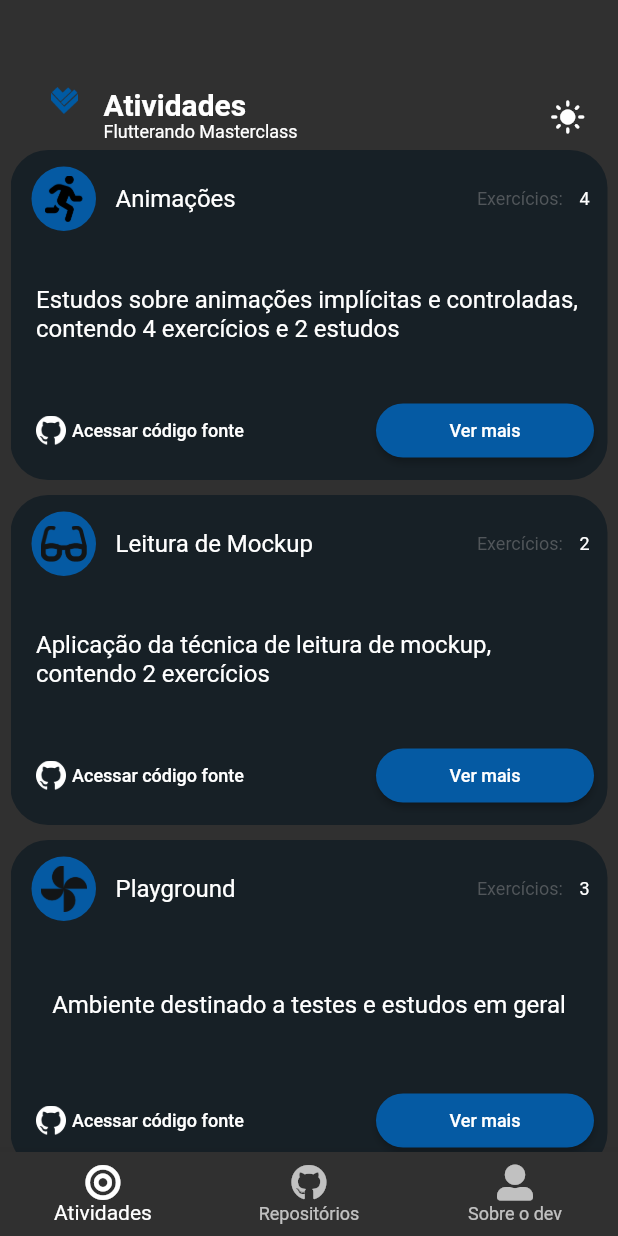
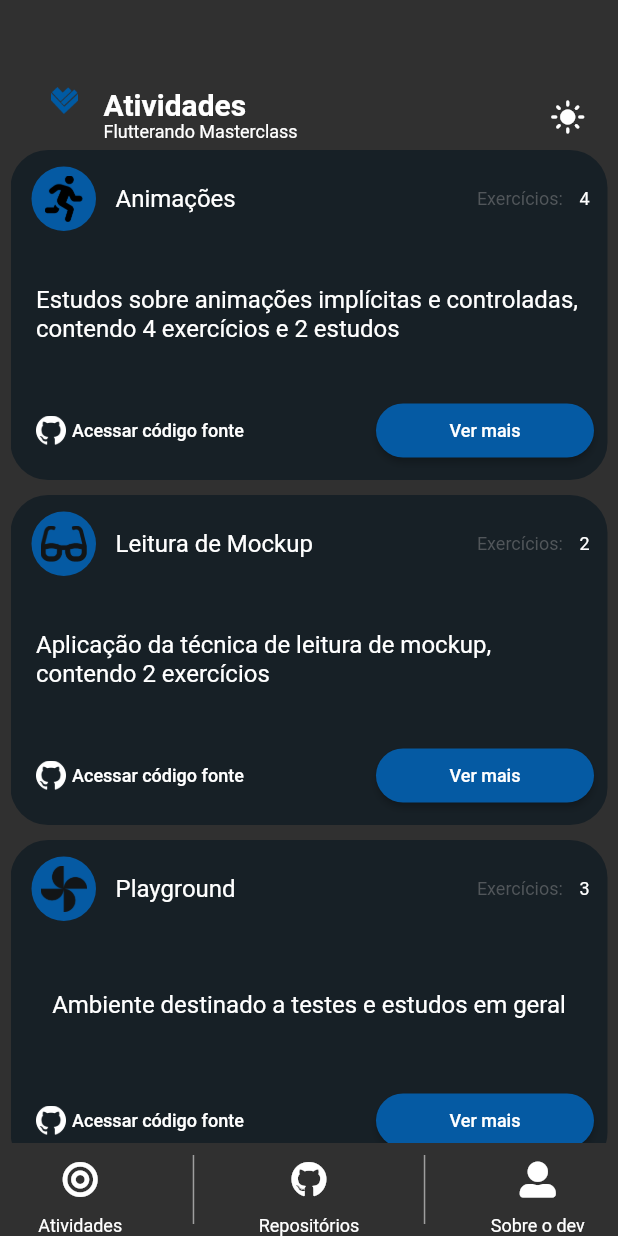
Before and after one commit to ygcoutinho/app_folio, a Flutter app: the screen it shows after launch, on a phone screen of 412 x 824 dp. Run offline on Flutter 3.47's test engine with Material 2 defaults, Android fonts, the phone set to English and light mode, and no system bars; our stand-ins replace font_awesome_flutter.

Commit message:
Bottom Nav Bar custom

```diff
--- /dev/null
+++ b/lib/components/bottomnavbar/bottom_navbar_custom.dart
@@ -0,0 +1,22 @@
+import 'package:app_folio/components/bottomnavbar/bottom_navbar_item_custom.dart';
+import 'package:app_folio/components/bottomnavbar/vertical_divider_custom.dart';
+import 'package:flutter/material.dart';
+import 'package:font_awesome_flutter/font_awesome_flutter.dart';
+
+class BottomNavBarCustom extends StatelessWidget {
+  const BottomNavBarCustom({Key? key}) : super(key: key);
+
+  @override
+  Widget build(BuildContext context) {
+    return Row(
+      mainAxisAlignment: MainAxisAlignment.spaceAround,
+      children: const [
+        BottomNavBarItemCustom(icon: FaIcon(FontAwesomeIcons.bullseye), label: 'Atividades'),
+        VerticalDividerCustom(),
+        BottomNavBarItemCustom(icon: FaIcon(FontAwesomeIcons.github), label: 'Repositórios'),
+        VerticalDividerCustom(),
+        BottomNavBarItemCustom(icon: FaIcon(FontAwesomeIcons.userAlt), label: 'Sobre o dev'),
+      ],
+    );
+  }
+}
--- /dev/null
+++ b/lib/components/bottomnavbar/bottom_navbar_item_custom.dart
@@ -0,0 +1,30 @@
+import 'package:flutter/material.dart';
+import 'package:font_awesome_flutter/font_awesome_flutter.dart';
+
+class BottomNavBarItemCustom extends StatelessWidget {
+  const BottomNavBarItemCustom({Key? key, required this.icon, required this.label}) : super(key: key);
+
+  final FaIcon icon;
+  final String label;
+
+  @override
+  Widget build(BuildContext context) {
+    return Column(
+      mainAxisSize: MainAxisSize.min,
+      mainAxisAlignment: MainAxisAlignment.spaceAround,
+      children: [
+        TextButton(
+          style: TextButton.styleFrom(
+            primary: Colors.white,
+          ),
+          onPressed: () {},
+          child: icon,
+        ),
+        Text(
+          label,
+          style: TextStyle(fontSize: 12),
+        ),
+      ],
+    );
+  }
+}
--- /dev/null
+++ b/lib/components/bottomnavbar/vertical_divider_custom.dart
@@ -0,0 +1,17 @@
+import 'package:flutter/material.dart';
+
+class VerticalDividerCustom extends StatelessWidget {
+  const VerticalDividerCustom({Key? key}) : super(key: key);
+
+  @override
+  Widget build(BuildContext context) {
+    return Container(
+      height: 46,
+      child: const VerticalDivider(
+        width: 1,
+        thickness: 1,
+        color: Colors.grey,
+      ),
+    );
+  }
+}
--- a/lib/main.dart
+++ b/lib/main.dart
@@ -1,4 +1,5 @@
 import 'package:app_folio/pages/main_page.dart';
+
 import 'package:flutter/material.dart';
 
 void main() {
--- a/lib/pages/main_page.dart
+++ b/lib/pages/main_page.dart
@@ -1,8 +1,8 @@
 import 'package:app_folio/components/AppBar/appbar_content.dart';
+import 'package:app_folio/components/bottomnavbar/bottom_navbar_custom.dart';
 import 'package:app_folio/components/card/card_widget.dart';
 import 'package:app_folio/data/dummy_data.dart';
 import 'package:flutter/material.dart';
-import 'package:font_awesome_flutter/font_awesome_flutter.dart';
 
 class MainPage extends StatelessWidget {
   const MainPage({Key? key}) : super(key: key);
@@ -26,32 +26,7 @@ class MainPage extends StatelessWidget {
           },
         ),
       ),
-      bottomNavigationBar: BottomNavigationBar(
-        selectedItemColor: const Color(0xFFFFFFFF),
-        items: const [
-          BottomNavigationBarItem(
-            label: 'Atividades',
-            icon: FaIcon(
-              FontAwesomeIcons.bullseye,
-              size: 24,
-            ),
-          ),
-          BottomNavigationBarItem(
-            label: 'Repositórios',
-            icon: FaIcon(
-              FontAwesomeIcons.github,
-              size: 24,
-            ),
-          ),
-          BottomNavigationBarItem(
-            label: 'Sobre o dev',
-            icon: FaIcon(
-              FontAwesomeIcons.userAlt,
-              size: 24,
-            ),
-          ),
-        ],
-      ),
+      bottomNavigationBar: const BottomNavBarCustom(),
     );
   }
 }
--- /dev/null
+++ b/lib/theme/dark_theme.dart
@@ -0,0 +1,5 @@
+import 'package:flutter/material.dart';
+
+ThemeData darkThemeCustom() {
+  return ThemeData(primaryColor: const Color(0xF055AA3), highlightColor: const Color(0xFEDF4F8), textTheme: const TextTheme(bodyText1: TextStyle()));
+}
```
Also changed, not shown: lib/playground.dart (added, +54 -0 lines).
